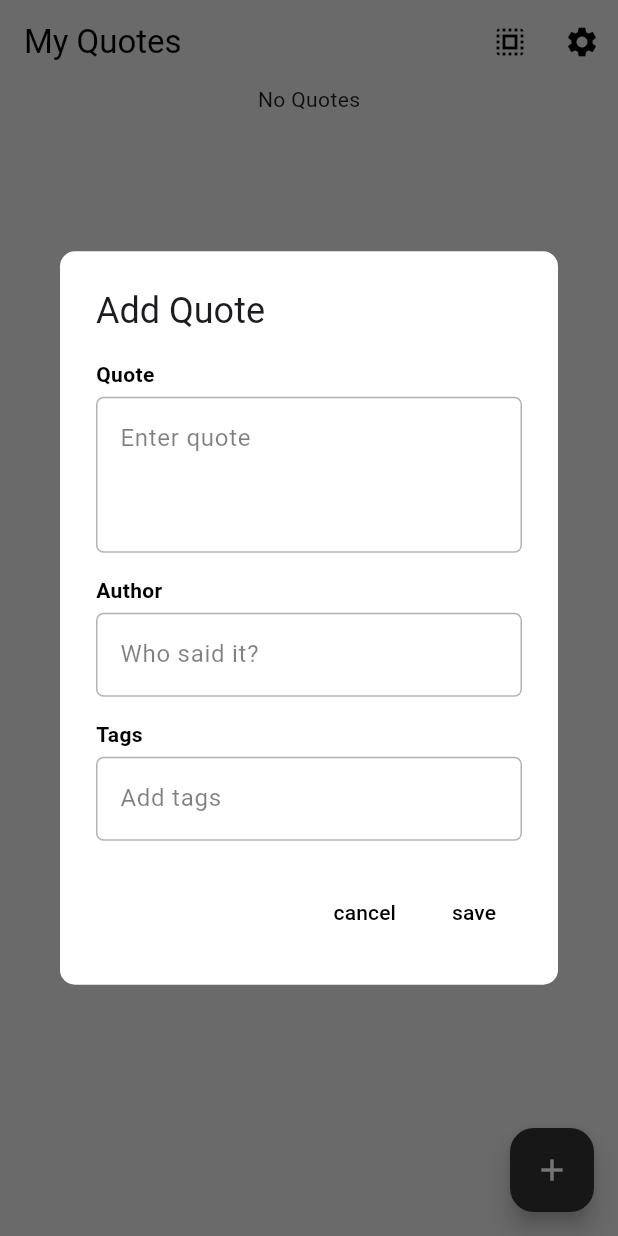
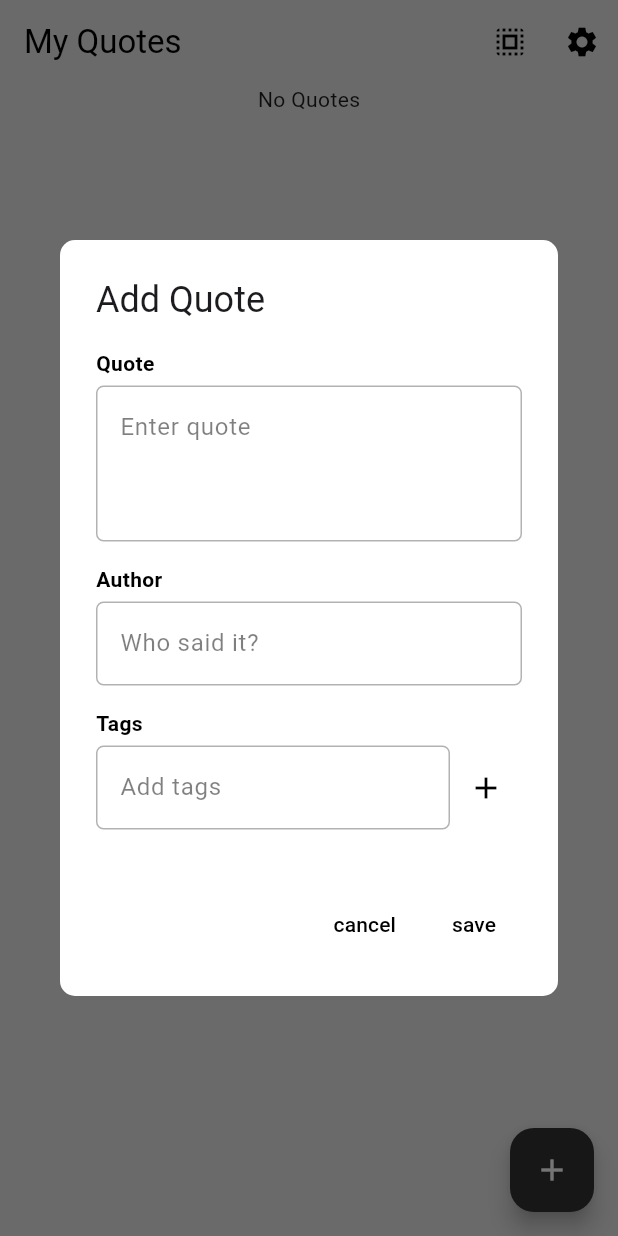
Before and after one commit to hazemxiii/home_quote, a Flutter app: the screen it shows after launch, after a tap on the "add" icon, on a phone screen of 412 x 824 dp. Run offline on Flutter 3.47's test engine with Material 3 defaults, Android fonts, the phone set to English and light mode, and no system bars; our stand-ins replace file_picker, permission_handler, shared_preferences; missing offline and left inert: flex_color_picker, home_widget, workmanager.

Commit message:
x/redesign

```diff
--- a/lib/input_dialog.dart
+++ b/lib/input_dialog.dart
@@ -1,26 +1,40 @@
 import 'dart:math';
 import 'package:flutter/material.dart';
 import 'package:home_quote/global.dart';
+import 'package:home_quote/models/quote.dart';
 import 'package:provider/provider.dart';
 
 class InputDialogWidget extends StatefulWidget {
-  const InputDialogWidget({super.key});
+  final Quote? quote;
+  const InputDialogWidget({super.key, this.quote});
 
   @override
   State<InputDialogWidget> createState() => _InputDialogWidgetState();
 }
 
 class _InputDialogWidgetState extends State<InputDialogWidget> {
-  late TextEditingController textEditingController;
+  late TextEditingController _nameCont;
+  late TextEditingController _authorCont;
+  late TextEditingController _tagCont;
+  late final Quote quote;
   @override
   void initState() {
-    textEditingController = TextEditingController();
+    _nameCont = TextEditingController(text: widget.quote?.quote);
+    _authorCont = TextEditingController(text: widget.quote?.author);
+    _tagCont = TextEditingController();
+    quote = widget.quote != null
+        ? Quote.fromJson(widget.quote!.toJson())
+        : Quote(
+            id: DateTime.now().toString(),
+            quote: '',
+            selected: false,
+            tags: []);
     super.initState();
   }
 
   @override
   void dispose() {
-    textEditingController.dispose();
+    _nameCont.dispose();
     super.dispose();
   }
 
@@ -30,7 +44,7 @@ class _InputDialogWidgetState extends State<InputDialogWidget> {
       TextStyle btnStyle = const TextStyle(color: Colors.black);
 
       return AlertDialog(
-        title: const Text("Add Quote"),
+        title: Text("${widget.quote == null ? "Add" : "Edit"} Quote"),
         backgroundColor: Colors.white,
         shape: const RoundedRectangleBorder(
             borderRadius: BorderRadius.all(Radius.circular(10))),
@@ -43,11 +57,25 @@ class _InputDialogWidgetState extends State<InputDialogWidget> {
           width: min(MediaQuery.of(context).size.width - 50, 500),
           child: Column(
             mainAxisSize: MainAxisSize.min,
+            crossAxisAlignment: CrossAxisAlignment.start,
             spacing: 15,
             children: [
-              _input("Quote", "Enter quote", textEditingController, 3),
-              _input("Author", "Who said it?", textEditingController, null),
-              _input("Tags", "Add tags", textEditingController, null),
+              _input("Quote", "Enter quote", _nameCont, 3),
+              _input("Author", "Who said it?", _authorCont, null),
+              _input("Tags", "Add tags", _tagCont, null,
+                  suffix: IconButton(
+                      onPressed: () {
+                        setState(() {
+                          quote.tags.add(_tagCont.text);
+                          _tagCont.clear();
+                        });
+                      },
+                      icon: const Icon(Icons.add, color: Colors.black))),
+              Wrap(
+                spacing: 3,
+                runSpacing: 3,
+                children: quote.tags.map(_tagWidget).toList(),
+              )
             ],
           ),
         ),
@@ -59,10 +87,11 @@ class _InputDialogWidgetState extends State<InputDialogWidget> {
               child: Text("cancel", style: btnStyle)),
           TextButton(
               onPressed: () {
-                Provider.of<QuotesNotifier>(context, listen: false)
-                    .addQuote(textEditingController.text);
-
-                Navigator.of(context).pop();
+                // Provider.of<QuotesNotifier>(context, listen: false)
+                //     .addQuote(_nameCont.text);
+                quote.quote = _nameCont.text;
+                quote.author = _authorCont.text;
+                Navigator.of(context).pop(quote);
               },
               child: Text(
                 "save",
@@ -73,8 +102,23 @@ class _InputDialogWidgetState extends State<InputDialogWidget> {
     });
   }
 
+  Widget _tagWidget(String tag) {
+    return Chip(
+        shape: RoundedRectangleBorder(
+          borderRadius: BorderRadius.circular(900),
+        ),
+        backgroundColor: Colors.black.withValues(alpha: 0.2),
+        onDeleted: () {
+          setState(() {
+            quote.tags.remove(tag);
+          });
+        },
+        label: Text(tag));
+  }
+
   Widget _input(
-      String title, String hint, TextEditingController controller, int? lines) {
+      String title, String hint, TextEditingController controller, int? lines,
+      {Widget? suffix}) {
     return Column(
       spacing: 5,
       crossAxisAlignment: CrossAxisAlignment.start,
@@ -84,7 +128,10 @@ class _InputDialogWidgetState extends State<InputDialogWidget> {
           style:
               const TextStyle(color: Colors.black, fontWeight: FontWeight.bold),
         ),
-        TextField(
+        Row(
+          children: [
+            Expanded(
+              child: TextField(
                 minLines: lines,
                 maxLines: lines != null ? null : 1,
                 cursorColor: Colors.black,
@@ -93,15 +140,20 @@ class _InputDialogWidgetState extends State<InputDialogWidget> {
                 decoration: InputDecoration(
                     enabledBorder: OutlineInputBorder(
                       borderRadius: const BorderRadius.all(Radius.circular(5)),
-                borderSide:
-                    BorderSide(color: Colors.black.withValues(alpha: 0.3)),
+                      borderSide: BorderSide(
+                          color: Colors.black.withValues(alpha: 0.3)),
                     ),
                     focusedBorder: const OutlineInputBorder(
                       borderRadius: BorderRadius.all(Radius.circular(5)),
                       borderSide: BorderSide(color: Colors.black, width: 2),
                     ),
                     hintText: hint,
-              hintStyle: TextStyle(color: Colors.black.withValues(alpha: 0.5))),
+                    hintStyle:
+                        TextStyle(color: Colors.black.withValues(alpha: 0.5))),
+              ),
+            ),
+            if (suffix != null) suffix
+          ],
         )
       ],
     );
--- a/lib/quotes_page.dart
+++ b/lib/quotes_page.dart
@@ -1,6 +1,7 @@
 import 'package:flutter/material.dart';
 import 'package:home_quote/global.dart';
 import 'package:home_quote/input_dialog.dart';
+import 'package:home_quote/models/quote.dart';
 import 'package:home_quote/quote_widget.dart';
 import 'package:home_quote/settings.dart';
 import 'package:provider/provider.dart';
@@ -26,12 +27,16 @@ class _QuotesPageState extends State<QuotesPage> {
               backgroundColor: clrs.getColorC,
               foregroundColor: clrs.getTextC,
               child: const Icon(Icons.add),
-              onPressed: () {
-                showDialog(
+              onPressed: () async {
+                final Quote? quote = await showDialog(
                     context: context,
                     builder: (context) {
                       return const InputDialogWidget();
                     });
+                if (quote != null && context.mounted) {
+                  Provider.of<QuotesNotifier>(context, listen: false)
+                      .addQuote(quote);
+                }
               }),
           backgroundColor: c,
           appBar: AppBar(
@@ -89,7 +94,7 @@ class _QuotesPageState extends State<QuotesPage> {
                               const SliverGridDelegateWithMaxCrossAxisExtent(
                                   crossAxisSpacing: 15,
                                   mainAxisSpacing: 15,
-                                  mainAxisExtent: 250,
+                                  mainAxisExtent: 300,
                                   maxCrossAxisExtent: 300),
                           itemBuilder: (context, index) {
                             final quote =
```
Also changed, not shown: lib/global.dart (+4 -6 lines), lib/quote_widget.dart (+75 -46 lines). Lines whose indentation alone changed are shown as unchanged.
